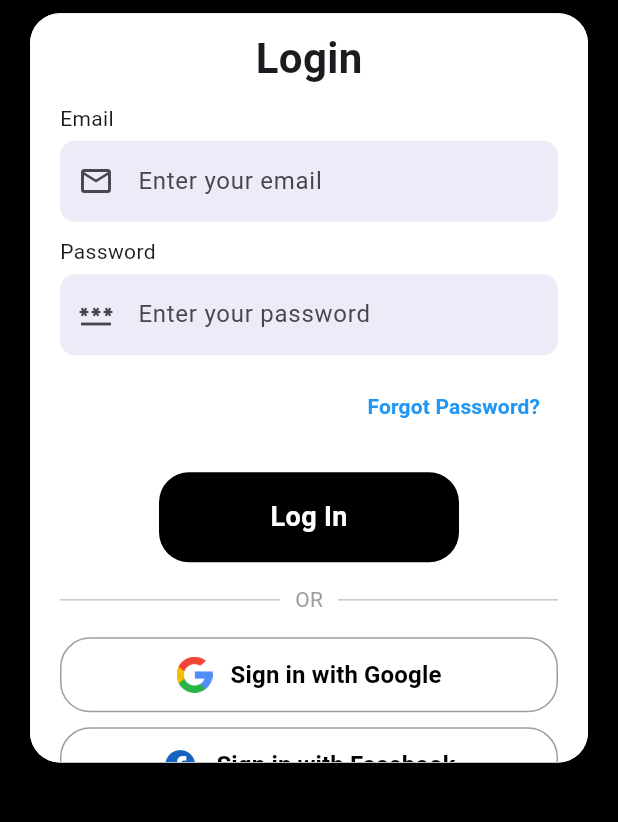
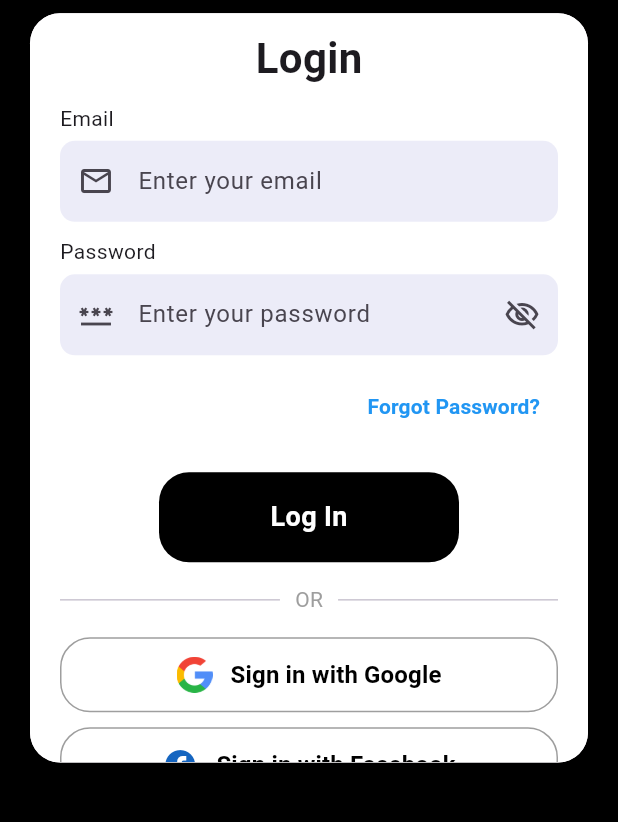
Before and after one commit to hangEX7749/QuickClean, a Flutter app: the screen it shows after launch, on a phone screen of 412 x 824 dp, the part 330-1152 px from its top. Run offline on Flutter 3.47's test engine with Material 3 defaults, Android fonts, the light colour scheme and no system bars; our stand-ins replace animate_do, google_sign_in, supabase_flutter; missing offline and left inert: flutter_facebook_auth; accounts and stored records are empty; generated files the repository leaves out were written again; Roboto replaces fonts that are missing (Poppins).

```diff
--- a/lib/login.dart
+++ b/lib/login.dart
@@ -54,6 +54,7 @@ class _LoginPageState extends State<LoginPage> {
 
 
   bool _isLoading = false;
+  bool _isPasswordObscured = true;
 
   Future<void> _signIn() async {
     if (_isLoading) return;
@@ -349,13 +350,29 @@ class _LoginPageState extends State<LoginPage> {
                               borderRadius: BorderRadius.circular(10),
                             ),
                             child: TextFormField(
-                              obscureText: true,
+                              // 1. Link this to your dynamic state variable
+                              obscureText: _isPasswordObscured,
                               controller: _passwordController,
                               validator: _validatePassword,
                               decoration: InputDecoration(
                                 border: InputBorder.none,
-                                hintText: Text(AppLocalizations.of(context)!.passwordHint).data, // 'passwordHint' must be in your .arb file
+                                hintText: Text(AppLocalizations.of(context)!.passwordHint).data,
                                 prefixIcon: const Icon(Icons.password_outlined),
+
+                                // 2. Add the dynamic suffixIcon to toggle visibility
+                                suffixIcon: IconButton(
+                                  icon: Icon(
+                                    _isPasswordObscured
+                                        ? Icons.visibility_off_outlined
+                                        : Icons.visibility_outlined,
+                                  ),
+                                  onPressed: () {
+                                    setState(() {
+                                      _isPasswordObscured = !_isPasswordObscured;
+                                    });
+                                  },
+                                ),
+
                                 contentPadding: const EdgeInsets.symmetric(horizontal: 15, vertical: 15),
                                 errorStyle: const TextStyle(
                                   fontSize: 12,
```
Also changed, not shown: lib/screen/home.dart (+4 -4 lines).
